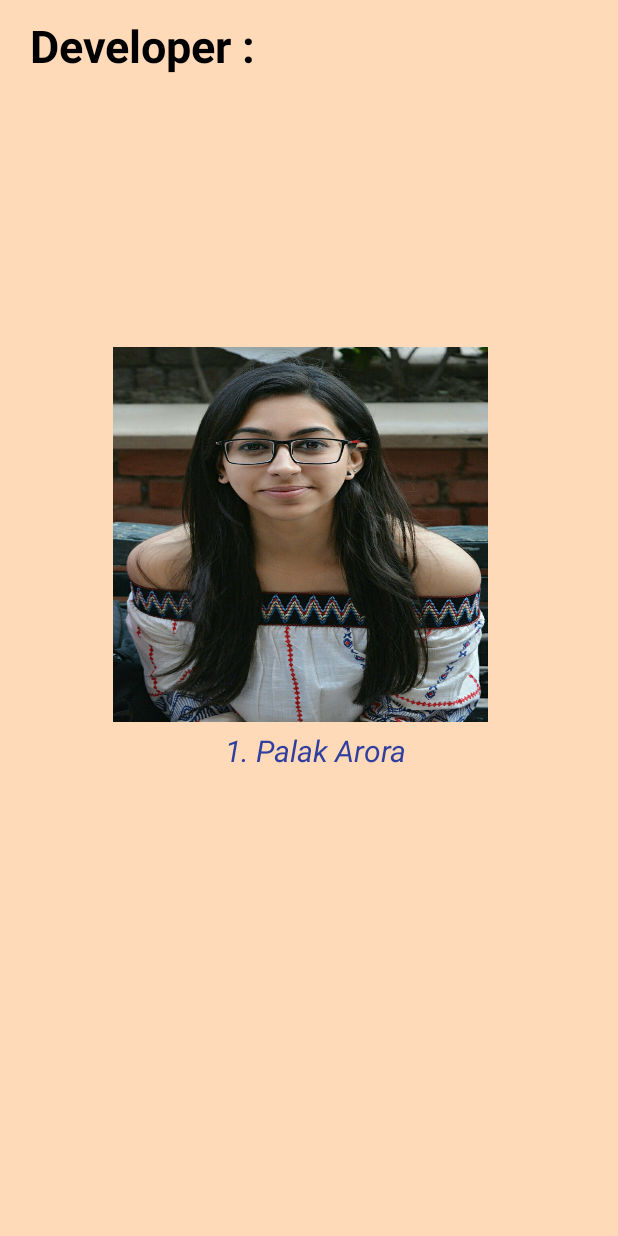
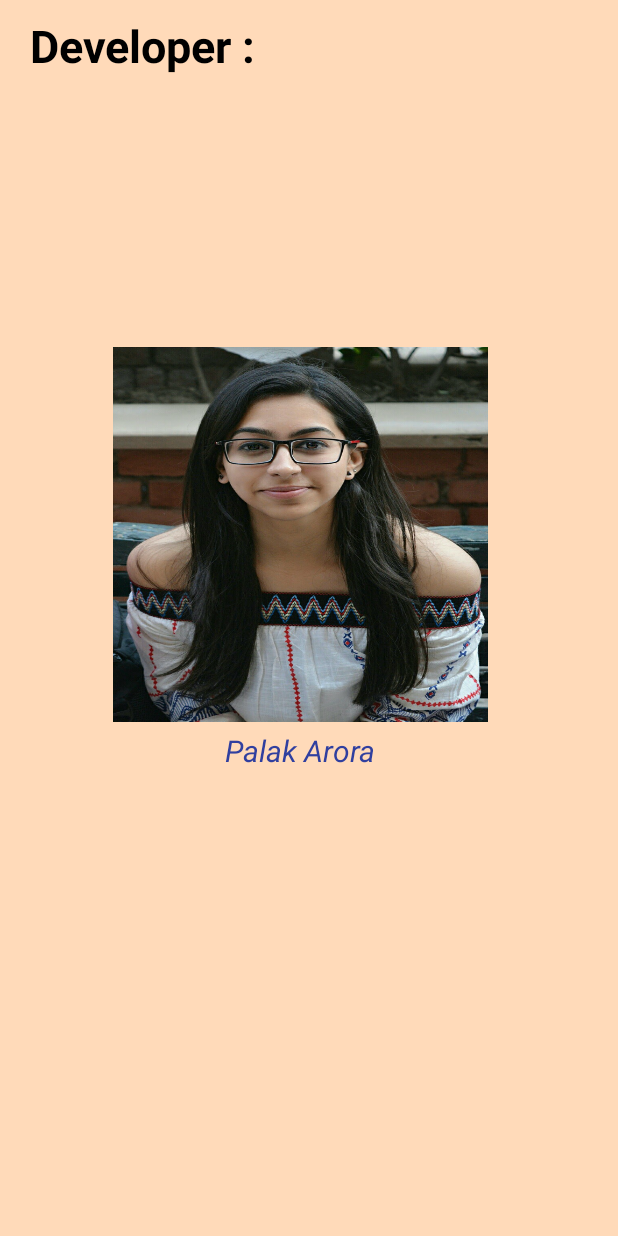
Before and after one commit to palakarora14/Medical-Analyser, an Android app: the AboutUsActivity screen opened directly, with no data from a screen before it, on a phone screen of 412 x 824 dp. Run offline under Robolectric (Android 15) with nearby library versions, the light colour scheme and no system bars.

Commit message:
Update activity_about_us.xml

```diff
--- a/Medical Analyser/HeartRateCalculator(App)/app/src/main/res/layout/activity_about_us.xml
+++ b/Medical Analyser/HeartRateCalculator(App)/app/src/main/res/layout/activity_about_us.xml
@@ -45,7 +45,7 @@
             android:layout_height="wrap_content"
             android:layout_marginLeft="130dp"
             android:layout_marginTop="5dp"
-            android:text="1. Palak Arora"
+            android:text="Palak Arora"
             android:textColor="@color/colorPrimaryDark"
             android:textSize="20dp"
             android:textStyle="italic"
```
